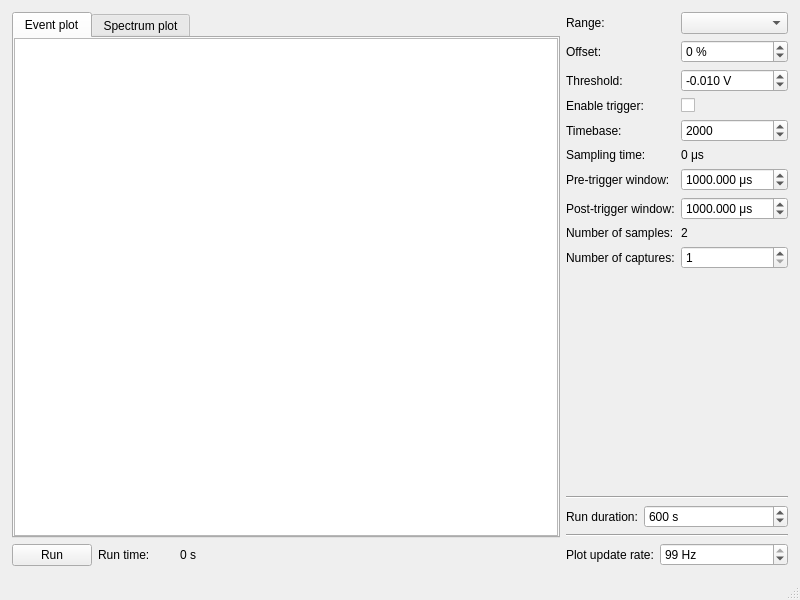
Old version of the form daq/gamma_spectroscopy_gui.ui in the repository davidfokkema/gamma-spectroscopy.
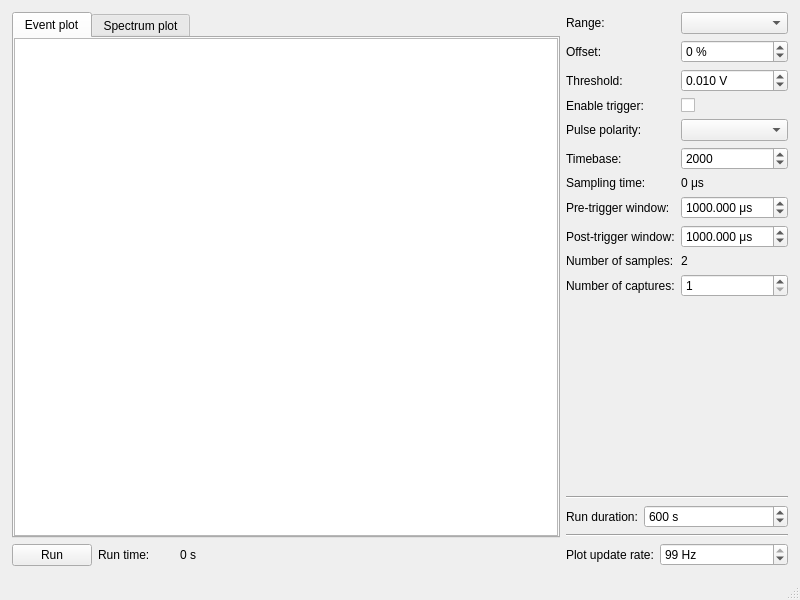
New version of the form. Custom widgets are drawn as their Qt base class.

Commit message: Option for pulse polarity

```diff
--- a/daq/gamma_spectroscopy_gui.ui
+++ b/daq/gamma_spectroscopy_gui.ui
@@ -210,7 +210,7 @@
            <double>0.010000000000000</double>
           </property>
           <property name="value">
-           <double>-0.010000000000000</double>
+           <double>0.010000000000000</double>
           </property>
          </widget>
         </item>
@@ -228,14 +228,14 @@
           </property>
          </widget>
         </item>
-        <item row="4" column="0">
+        <item row="5" column="0">
          <widget class="QLabel" name="label_7">
           <property name="text">
            <string>Timebase:</string>
           </property>
          </widget>
         </item>
-        <item row="4" column="1">
+        <item row="5" column="1">
          <widget class="QSpinBox" name="timebase_box">
           <property name="minimum">
            <number>2</number>
@@ -248,28 +248,28 @@
           </property>
          </widget>
         </item>
-        <item row="5" column="0">
+        <item row="6" column="0">
          <widget class="QLabel" name="label_8">
           <property name="text">
            <string>Sampling time:</string>
           </property>
          </widget>
         </item>
-        <item row="5" column="1">
+        <item row="6" column="1">
          <widget class="QLabel" name="sampling_time_label">
           <property name="text">
            <string>0 μs</string>
           </property>
          </widget>
         </item>
-        <item row="6" column="0">
+        <item row="7" column="0">
          <widget class="QLabel" name="label_5">
           <property name="text">
            <string>Pre-trigger window:</string>
           </property>
          </widget>
         </item>
-        <item row="6" column="1">
+        <item row="7" column="1">
          <widget class="QDoubleSpinBox" name="pre_trigger_box">
           <property name="suffix">
            <string> μs</string>
@@ -285,14 +285,14 @@
           </property>
          </widget>
         </item>
-        <item row="7" column="0">
+        <item row="8" column="0">
          <widget class="QLabel" name="label_6">
           <property name="text">
            <string>Post-trigger window:</string>
           </property>
          </widget>
         </item>
-        <item row="7" column="1">
+        <item row="8" column="1">
          <widget class="QDoubleSpinBox" name="post_trigger_box">
           <property name="suffix">
            <string> μs</string>
@@ -308,28 +308,28 @@
           </property>
          </widget>
         </item>
-        <item row="8" column="0">
+        <item row="9" column="0">
          <widget class="QLabel" name="label_9">
           <property name="text">
            <string>Number of samples:</string>
           </property>
          </widget>
         </item>
-        <item row="8" column="1">
+        <item row="9" column="1">
          <widget class="QLabel" name="num_samples_label">
           <property name="text">
            <string>2</string>
           </property>
          </widget>
         </item>
-        <item row="9" column="0">
+        <item row="10" column="0">
          <widget class="QLabel" name="label_13">
           <property name="text">
            <string>Number of captures:</string>
           </property>
          </widget>
         </item>
-        <item row="9" column="1">
+        <item row="10" column="1">
          <widget class="QSpinBox" name="num_captures_box">
           <property name="minimum">
            <number>1</number>
@@ -339,6 +339,16 @@
           </property>
          </widget>
         </item>
+        <item row="4" column="1">
+         <widget class="QComboBox" name="polarity_box"/>
+        </item>
+        <item row="4" column="0">
+         <widget class="QLabel" name="label_14">
+          <property name="text">
+           <string>Pulse polarity:</string>
+          </property>
+         </widget>
+        </item>
        </layout>
       </item>
       <item>
```
The commit also changes 1 other file.
